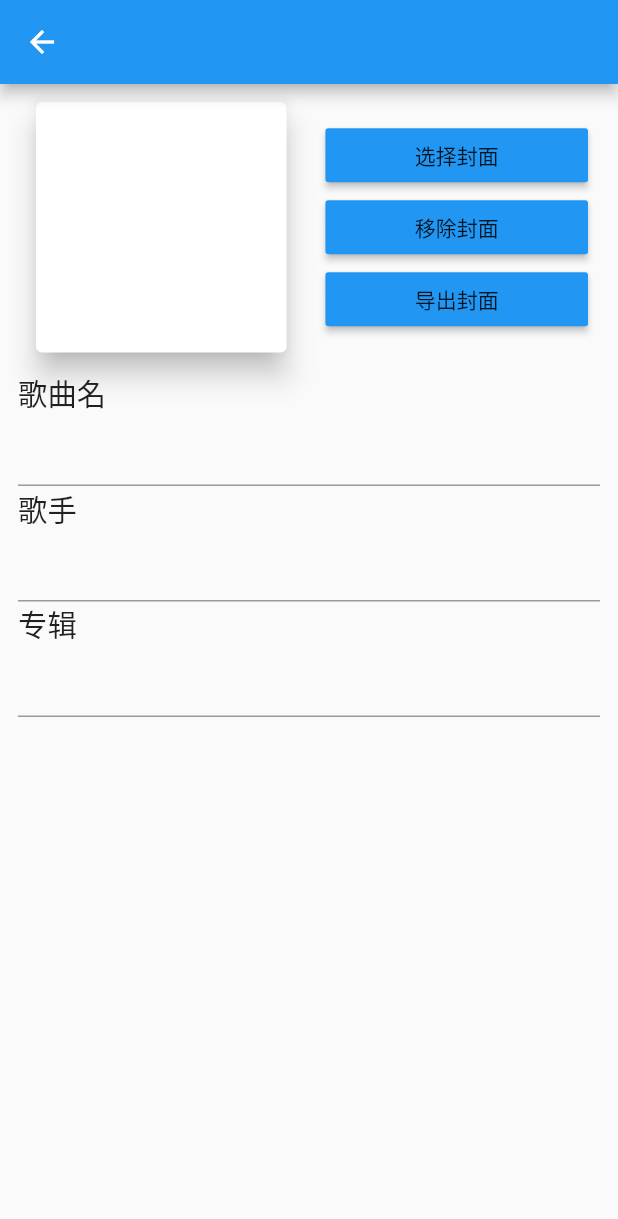
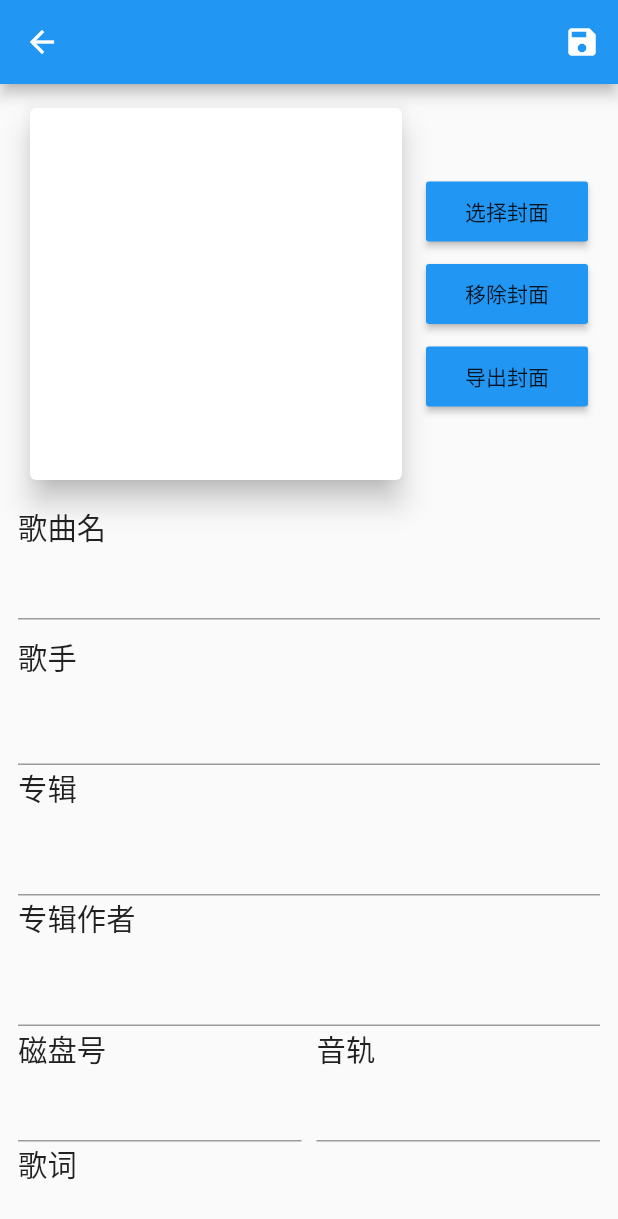
Before and after one commit to MCredbear/music_tools_flutter, a Flutter app: the EditorPage screen opened directly with empty values, on a phone screen of 412 x 824 dp. Shown: the top 1219 px of the screen. Run offline on Flutter 3.47's test engine with Material 2 defaults, Android fonts, the phone set to English and light mode, and no system bars; our stand-ins replace flutter_mobx, mobx, transparent_image; generated files the repository leaves out were written again; statements that could not run were skipped.

Commit message:
完善了编辑页面

```diff
--- a/lib/editor_page.dart
+++ b/lib/editor_page.dart
@@ -18,15 +18,41 @@ class EditorPageState extends State<EditorPage> {
   late AudioFile audioFile;
   @override
   void initState() {
-    print(widget.path);
     audioFile = AudioFile(widget.path);
+    audioFile.read().then((value) {
+      titleController.text = audioFile.title;
+      artistController.text = audioFile.artist;
+      albumController.text = audioFile.album;
+      albumArtistController.text = audioFile.albumArtist;
+      cdController.text = audioFile.cd;
+      trackController.text = audioFile.track;
+      lyricController.text = audioFile.lyric;
+      commentController.text = audioFile.comment;
+    });
     super.initState();
   }
+
+  TextEditingController titleController = TextEditingController();
+  TextEditingController artistController = TextEditingController();
+  TextEditingController albumController = TextEditingController();
+  TextEditingController albumArtistController = TextEditingController();
+  TextEditingController cdController = TextEditingController();
+  TextEditingController trackController = TextEditingController();
+  TextEditingController lyricController = TextEditingController();
+  TextEditingController commentController = TextEditingController();
 
   @override
   Widget build(BuildContext context) {
     return Scaffold(
-      appBar: AppBar(title: Observer(builder: ((_) => Text(audioFile.title)))),
+      appBar: AppBar(
+        title: Observer(builder: ((_) => Text(audioFile.title))),
+        actions: [
+          IconButton(
+              splashRadius: 24,
+              onPressed: (() {}),
+              icon: const Icon(Icons.save)),
+        ],
+      ),
       body: Center(
         child: ListView(
           children: [
@@ -36,64 +62,162 @@ class EditorPageState extends State<EditorPage> {
                 crossAxisAlignment: CrossAxisAlignment.start,
                 children: [
                   Padding(
-                    padding: const EdgeInsets.all(8),
+                    padding: const EdgeInsets.only(
+                        top: 16, bottom: 16, left: 8, right: 8),
                     child: Row(
+                      mainAxisAlignment: MainAxisAlignment.spaceBetween,
                       children: [
                         Expanded(
-                            flex: 8,
+                          flex: 2,
                           child: Card(
+                            clipBehavior: Clip.antiAlias,
+                            margin: const EdgeInsets.all(0),
                             elevation: 8,
                             child: Observer(
                               builder: (_) => Image(
-                                    image: MemoryImage(
-                                        audioFile.cover.isNotEmpty
+                                image: MemoryImage(audioFile.cover.isNotEmpty
                                     ? audioFile.cover
-                                            : kTransparentImage)),
+                                    : kTransparentImage),
                               ),
-                            )),
-                        Expanded(flex: 1, child: Container()),
+                            ),
+                          ),
+                        ),
                         Expanded(
-                          flex: 8,
+                          child: Padding(
+                            padding: const EdgeInsets.only(left: 16),
+                            child: SizedBox(
+                              height: 180,
                               child: Column(
-                            mainAxisAlignment: MainAxisAlignment.spaceBetween,
+                                mainAxisAlignment:
+                                    MainAxisAlignment.spaceEvenly,
                                 crossAxisAlignment: CrossAxisAlignment.stretch,
                                 children: [
-                              MaterialButton(
+                                  SizedBox(
+                                    height: 40,
+                                    child: MaterialButton(
                                       onPressed: () {},
                                       color: Colors.blue,
                                       child: const Text('选择封面'),
                                     ),
-                              MaterialButton(
+                                  ),
+                                  SizedBox(
+                                    height: 40,
+                                    child: MaterialButton(
                                         onPressed: () {},
                                         color: Colors.blue,
                                         child: const Text('移除封面')),
-                              MaterialButton(
+                                  ),
+                                  SizedBox(
+                                    height: 40,
+                                    child: MaterialButton(
                                         onPressed: () {},
                                         color: Colors.blue,
                                         child: const Text('导出封面')),
+                                  ),
                                 ],
+                              ),
+                            ),
                           ),
                         )
                       ],
                     ),
                   ),
-                  Text(
+                  const Text(
                     '歌曲名',
                     textScaleFactor: 1.4,
                   ),
                   TextField(
-                    style: TextStyle(fontSize: 18),
+                    controller: titleController,
+                    style: const TextStyle(fontSize: 18),
                   ),
-                  Text(
+                  const SizedBox(height: 10),
+                  const Text(
                     '歌手',
                     textScaleFactor: 1.4,
                   ),
-                  TextField(),
-                  Text(
+                  const SizedBox(height: 10),
+                  TextField(
+                    controller: artistController,
+                    style: const TextStyle(fontSize: 18),
+                  ),
+                  const Text(
                     '专辑',
                     textScaleFactor: 1.4,
                   ),
-                  TextField(),
+                  const SizedBox(height: 10),
+                  TextField(
+                    controller: albumController,
+                    style: const TextStyle(fontSize: 18),
+                  ),
+                  const Text(
+                    '专辑作者',
+                    textScaleFactor: 1.4,
+                  ),
+                  const SizedBox(height: 10),
+                  TextField(
+                    controller: albumArtistController,
+                    style: const TextStyle(fontSize: 18),
+                  ),
+                  Row(
+                    children: const [
+                      Expanded(
+                        child: Text(
+                          '磁盘号',
+                          textScaleFactor: 1.4,
+                        ),
+                      ),
+                      SizedBox(
+                        width: 10,
+                      ),
+                      Expanded(
+                        child: Text(
+                          '音轨',
+                          textScaleFactor: 1.4,
+                        ),
+                      ),
+                    ],
+                  ),
+                  Row(
+                    children: [
+                      Expanded(
+                        child: TextField(
+                          controller: cdController,
+                          style: const TextStyle(fontSize: 18),
+                        ),
+                      ),
+                      const SizedBox(
+                        width: 10,
+                      ),
+                      Expanded(
+                        child: TextField(
+                          controller: trackController,
+                          style: const TextStyle(fontSize: 18),
+                        ),
+                      ),
+                    ],
+                  ),
+                  const SizedBox(
+                    width: 10,
+                  ),
+                  const Text(
+                    '歌词',
+                    textScaleFactor: 1.4,
+                  ),
+                  TextField(
+                    controller: lyricController,
+                    maxLines: null,
+                    style: const TextStyle(fontSize: 18),
+                  ),
+                  const Text(
+                    '评论',
+                    textScaleFactor: 1.4,
+                  ),
+                  TextField(
+                    controller: commentController,
+                    maxLines: null,
+                    style: const TextStyle(fontSize: 18),
+                  ),
+                  const SizedBox(height: 10),
                 ],
               ),
             )
--- a/lib/taglib/mp3.dart
+++ b/lib/taglib/mp3.dart
@@ -70,7 +70,7 @@ Future<void> readMp3FIle(AudioFileBase audioFileBase) async {
       audioFileBase.setArtist(defaultReading(byteList));
     }, //Lead performer(s)/Soloist(s)
     'TPE2': (List<int> byteList) {
-      audioFileBase.setArtist(defaultReading(byteList));
+      audioFileBase.setAlbumArtist(defaultReading(byteList));
     }, //Band/orchestra/accompaniment
     // 'TPE3': defaultReading, //Conductor/performer refinement
     // 'TPE4': defaultReading, //Interpreted, remixed, or otherwise modified by
--- a/lib/taglib/taglib.dart
+++ b/lib/taglib/taglib.dart
@@ -16,18 +16,22 @@ part 'flac.dart';
 class AudioFile = AudioFileBase with _$AudioFile;
 
 abstract class AudioFileBase with Store {
-  AudioFileBase(this.path) {
+  AudioFileBase(this.path);
+  Future<void> read() async {
     if (extension(path).lastIndexOf(RegExp('mp3', caseSensitive: false)) != -1)
-      readMp3FIle(this);
+      await readMp3FIle(this);
     if (extension(path).lastIndexOf(RegExp('flac', caseSensitive: false)) != -1)
       readFlacFIle(this);
   }
+
+  void save() {}
 
   String path;
   @observable
   String title = '',
       artist = '',
       album = '',
+      albumArtist = '',
       lyric = '',
       comment = '',
       track = '',
@@ -50,6 +54,11 @@ abstract class AudioFileBase with Store {
   @action
   void setAlbum(String album) {
     this.album = album;
+  }
+
+  @action
+  void setAlbumArtist(String albumArtist) {
+    this.albumArtist = albumArtist;
   }
 
   @action
```
Also changed, not shown: lib/taglib/taglib.g.dart. Lines whose indentation alone changed are shown as unchanged.
